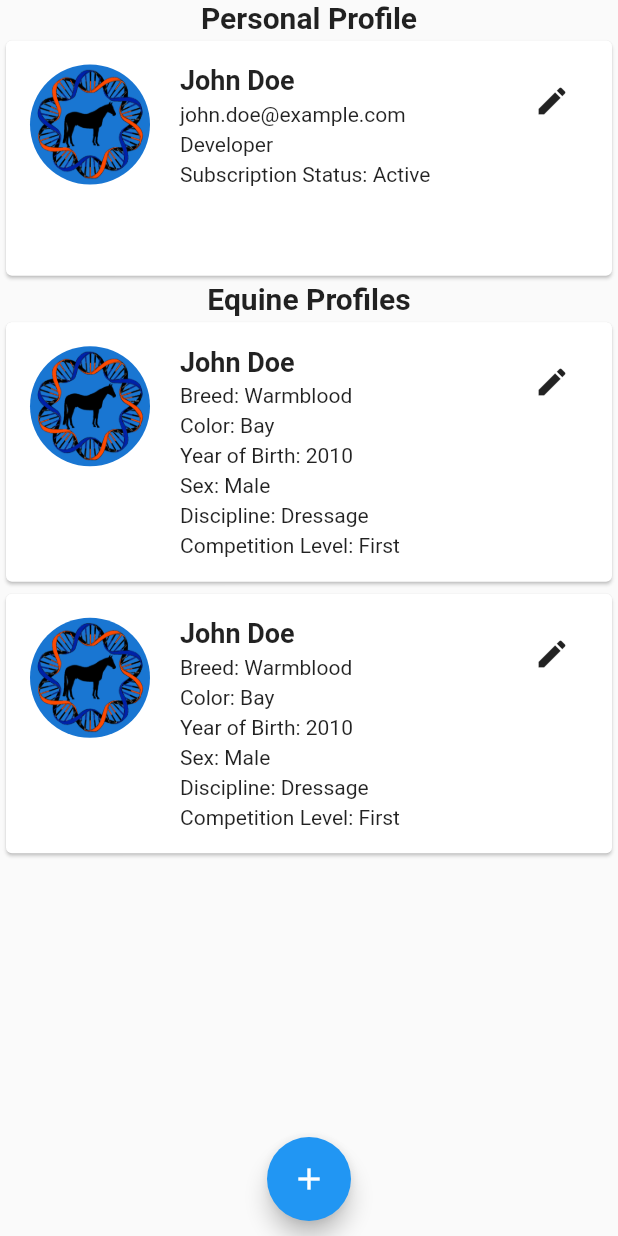
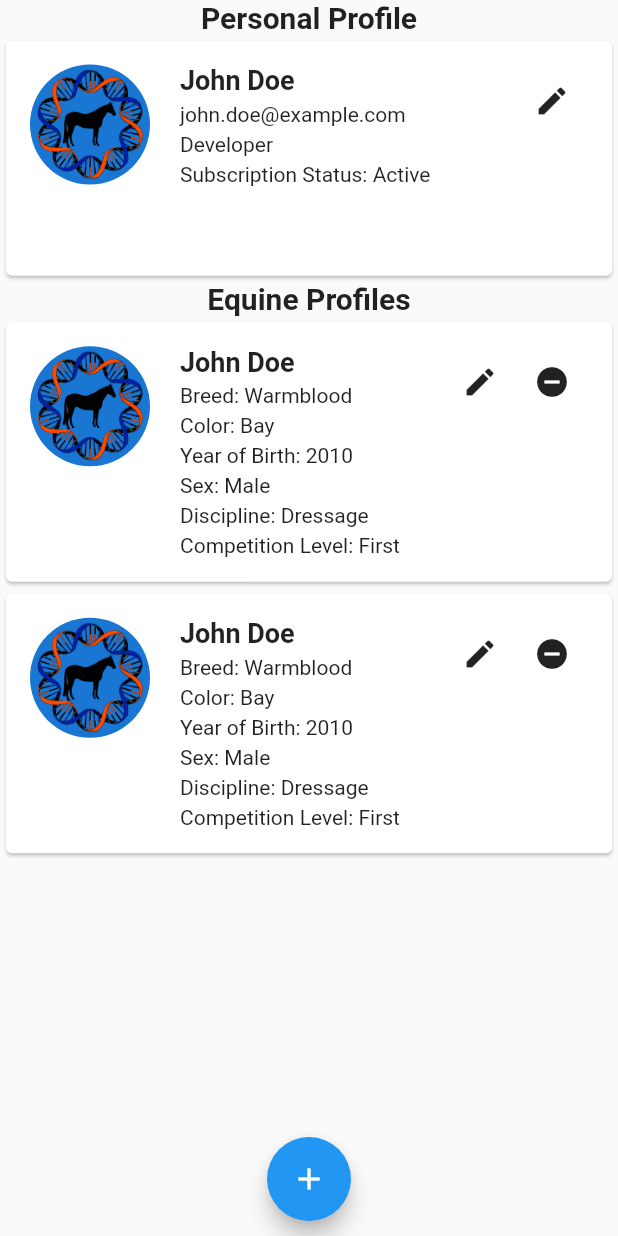
Before and after one commit to PabloHernandezP/SeniorProject, a Flutter app: the ProfilePageBody widget shown alone on an empty page, opened directly, after a tap on the "add" icon, on a phone screen of 412 x 824 dp. Run offline on Flutter 3.47's test engine with Material 2 defaults, Android fonts, the light colour scheme and no system bars; our stand-ins replace carousel_slider, file_picker, firebase_auth, firebase_core, firebase_database, firebase_storage and 4 more; accounts and stored records are empty.

Commit message:
equine profile removal

```diff
--- a/lib/pages/profile/widgets/equine_profile.dart
+++ b/lib/pages/profile/widgets/equine_profile.dart
@@ -2,7 +2,9 @@ import 'package:flutter/material.dart';
 import 'equine_profile_edit_dialog.dart';
 
 class EquineProfile extends StatefulWidget {
-  const EquineProfile({super.key});
+  final Function(EquineProfile)? onRemove;
+
+  const EquineProfile({super.key, this.onRemove});
 
   @override
   _EquineProfileState createState() => _EquineProfileState();
@@ -10,10 +12,6 @@ class EquineProfile extends StatefulWidget {
 
 class _EquineProfileState extends State<EquineProfile> {
   String _name = 'John Doe';
-  String _email = 'john.doe@example.com';
-  String _role = 'Developer';
-  String _subscriptionStatus = 'Active';
-
   String _breed = 'Warmblood';
   String _color = 'Bay';
   String _yearOfBirth = '2010';
@@ -92,6 +90,12 @@ class _EquineProfileState extends State<EquineProfile> {
               IconButton(
                 onPressed: () => _editProfile(context),
                 icon: const Icon(Icons.edit),
+                tooltip: 'Edit equine profile',
+              ),
+              IconButton(
+                onPressed: () => widget.onRemove?.call(widget),
+                icon: const Icon(Icons.remove_circle),
+                tooltip: 'Delete equine profile',
               ),
             ],
           ),
--- a/lib/pages/profile/widgets/profile_page_body.dart
+++ b/lib/pages/profile/widgets/profile_page_body.dart
@@ -5,14 +5,13 @@ import 'package:flutter/material.dart';
 import 'equine_profile.dart';
 
 class ProfilePageBody extends StatefulWidget {
+  const ProfilePageBody({super.key});
+
   @override
   _ProfilePageBodyState createState() => _ProfilePageBodyState();
 }
 
 class _ProfilePageBodyState extends State<ProfilePageBody> {
-  final List<PersonalProfile> _personalProfiles = [
-    const PersonalProfile(),
-  ];
   final List<EquineProfile> _equineProfiles = [
     const EquineProfile(),
   ];
@@ -20,9 +19,17 @@ class _ProfilePageBodyState extends State<ProfilePageBody> {
   final String firstHeading = "Personal Profile";
   final String secondHeading = "Equine Profiles";
 
-  void _addNewEquineProfileCard() {
+  void _addNewEquineProfile() {
     setState(() {
-      _equineProfiles.add(const EquineProfile());
+      _equineProfiles.add(EquineProfile(
+        onRemove: _removeEquineProfile,
+      ));
+    });
+  }
+
+  void _removeEquineProfile(EquineProfile equineProfile) {
+    setState(() {
+      _equineProfiles.remove(equineProfile);
     });
   }
 
@@ -53,7 +60,7 @@ class _ProfilePageBodyState extends State<ProfilePageBody> {
         ),
         const SizedBox(height: 10),
         FloatingActionButton(
-          onPressed: _addNewEquineProfileCard,
+          onPressed: _addNewEquineProfile,
           tooltip: 'Add another horse to your profile',
           child: const Icon(Icons.add),
         ),
```
